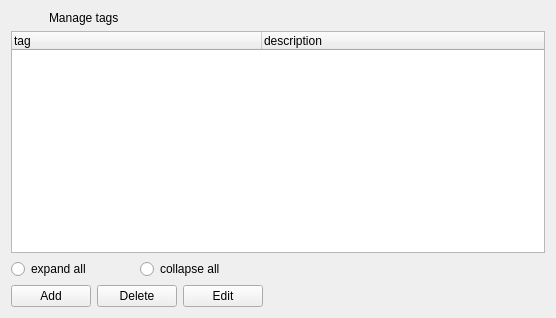
Qt form client/uiforms/tags.ui (Wolframe/configurator) before a commit.
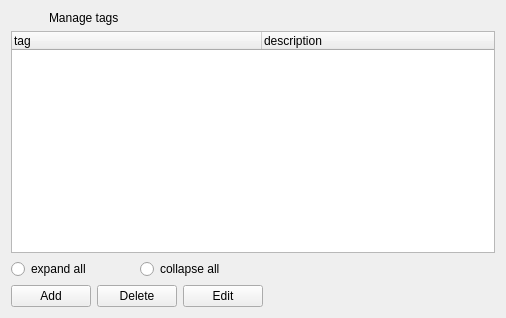
The same form after that commit. Icons and pictures are not drawn.

Commit message: fixed tag forms

```diff
--- a/client/uiforms/tags.ui
+++ b/client/uiforms/tags.ui
@@ -6,7 +6,7 @@
    <rect>
     <x>0</x>
     <y>0</y>
-    <width>556</width>
+    <width>506</width>
     <height>318</height>
    </rect>
   </property>
```
Left out of the diff: 32 changed lines with no effect on the pictures. The commit also changes 2 other files.
